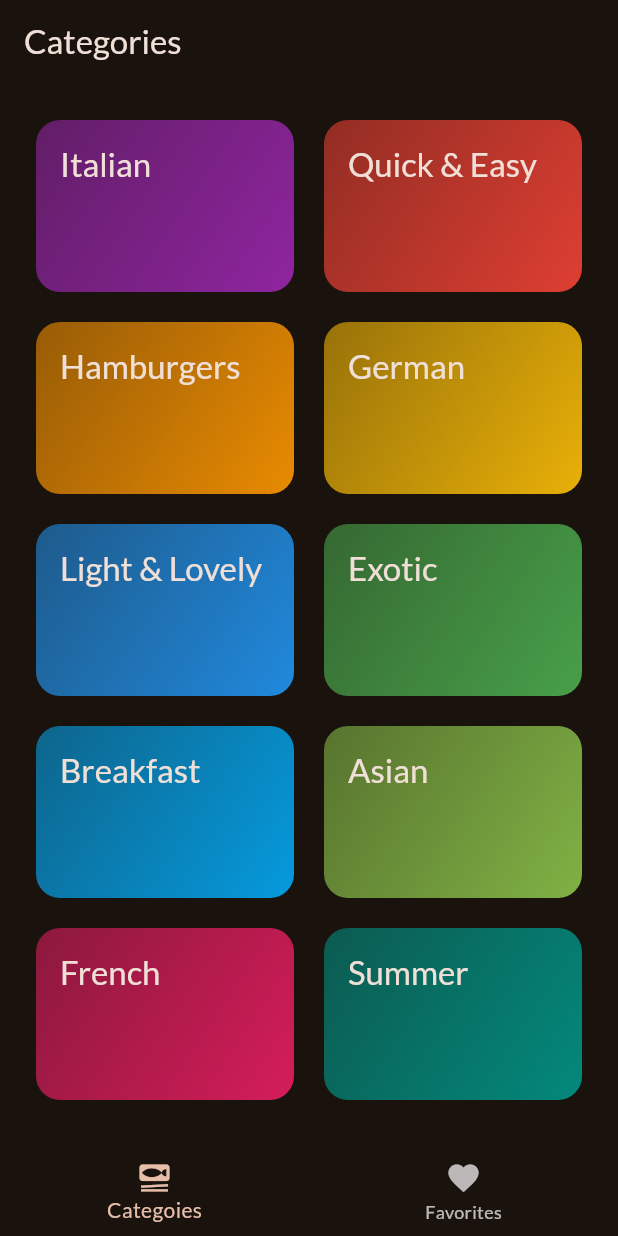
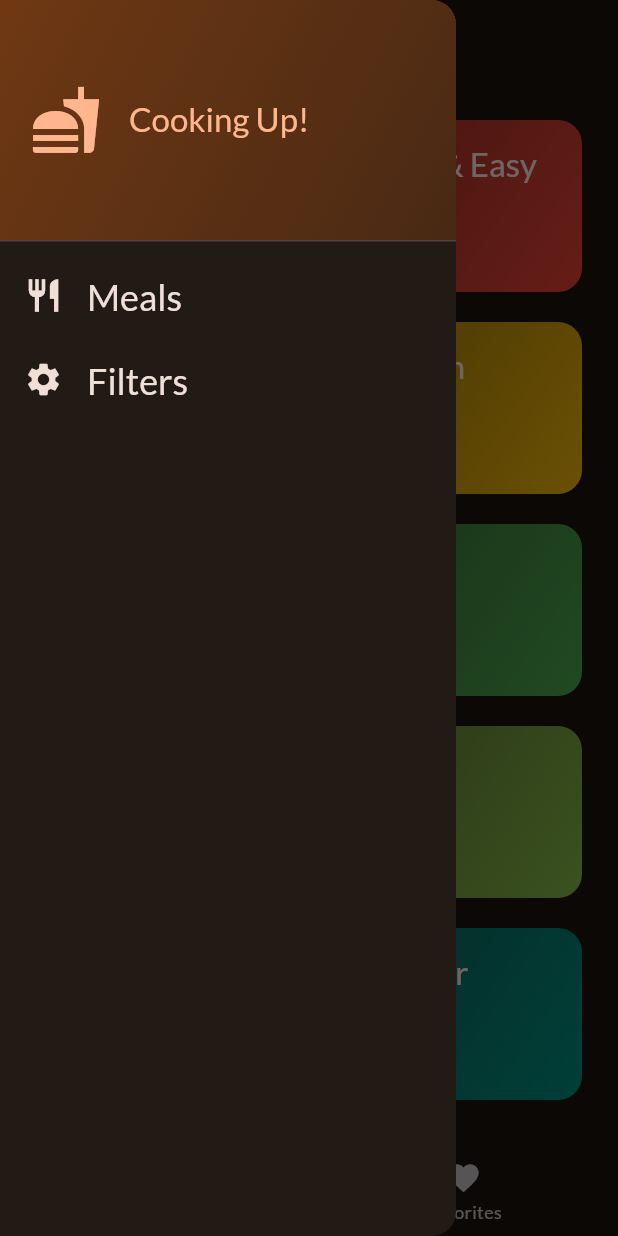
Before and after one commit to phammaidung/MealsApp, a Flutter app: the screen it shows after launch, with the side drawer open (before the commit the screen has no drawer), on a phone screen of 412 x 824 dp. Run offline on Flutter 3.47's test engine with Material 2 defaults, Android fonts, the phone set to English and light mode, and no system bars; our stand-ins replace google_fonts, transparent_image.

Commit message:
add drawer

```diff
--- a/lib/screens/categories.dart
+++ b/lib/screens/categories.dart
@@ -4,8 +4,12 @@ import 'package:meals_app/screens/meals.dart';
 import 'package:meals_app/widgets/category_grid_item.dart';
 import 'package:meals_app/models/category.dart';
 
+import '../models/meal.dart';
+
 class CategoriesScreen extends StatelessWidget {
-  const CategoriesScreen({super.key});
+  const CategoriesScreen({super.key, required this.onToggleFavorite});
+
+  final void Function(Meal meal) onToggleFavorite;
 
   void _selectedCategory(BuildContext context, Category category) {
     final filteredMeals = dummyMeals
@@ -13,8 +17,11 @@ class CategoriesScreen extends StatelessWidget {
         .toList();
 
     Navigator.of(context).push(MaterialPageRoute(
-        builder: (ctx) =>
-            MealsScreen(title: category.title, meals: filteredMeals)));
+        builder: (ctx) => MealsScreen(
+              title: category.title,
+              meals: filteredMeals,
+              onToggleFavorite: onToggleFavorite,
+            )));
   }
 
   @override
--- a/lib/screens/tabs.dart
+++ b/lib/screens/tabs.dart
@@ -1,6 +1,9 @@
 import 'package:flutter/material.dart';
 import 'package:meals_app/screens/categories.dart';
 import 'package:meals_app/screens/meals.dart';
+
+import '../models/meal.dart';
+import '../widgets/main_drawer.dart';
 
 class TabsScreen extends StatefulWidget {
   const TabsScreen({super.key});
@@ -13,6 +16,29 @@ class TabsScreen extends StatefulWidget {
 
 class _TabsScreenState extends State<TabsScreen> {
   int _selectedPageIndex = 0;
+  final List<Meal> _favoriteMeals = [];
+
+  void _showInfoMessage(String message) {
+    ScaffoldMessenger.of(context).clearSnackBars();
+    ScaffoldMessenger.of(context)
+        .showSnackBar(SnackBar(content: Text(message)));
+  }
+
+  void _toggleMealFavoriteStatus(Meal meal) {
+    final isFavorite = _favoriteMeals.contains(meal);
+
+    if (isFavorite) {
+      setState(() {
+        _favoriteMeals.remove(meal);
+      });
+      _showInfoMessage('Meal is no longer a favorite.');
+    } else {
+      setState(() {
+        _favoriteMeals.add(meal);
+      });
+      _showInfoMessage('Mark as a favorite!');
+    }
+  }
 
   void _selectPage(int index) {
     setState(() {
@@ -20,19 +46,34 @@ class _TabsScreenState extends State<TabsScreen> {
     });
   }
 
+  void _setScreen(String identifier) {
+    if (identifier == 'filters') {
+    } else {
+      Navigator.of(context).pop();
+    }
+  }
+
   @override
   Widget build(BuildContext context) {
-    Widget activePage = const CategoriesScreen();
+    Widget activePage = CategoriesScreen(
+      onToggleFavorite: _toggleMealFavoriteStatus,
+    );
     var activePageTitle = 'Categories';
 
     if (_selectedPageIndex == 1) {
-      activePage = const MealsScreen(meals: []);
+      activePage = MealsScreen(
+        meals: _favoriteMeals,
+        onToggleFavorite: _toggleMealFavoriteStatus,
+      );
       activePageTitle = 'Your Favorites';
     }
 
     return Scaffold(
       appBar: AppBar(
         title: Text(activePageTitle),
+      ),
+      drawer: MainDrawer(
+        onSelectScreen: _setScreen,
       ),
       body: activePage,
       bottomNavigationBar: BottomNavigationBar(
--- /dev/null
+++ b/lib/widgets/main_drawer.dart
@@ -0,0 +1,64 @@
+import 'package:flutter/material.dart';
+
+class MainDrawer extends StatelessWidget {
+  const MainDrawer({super.key, required this.onSelectScreen});
+
+  final void Function(String identifier) onSelectScreen;
+
+  @override
+  Widget build(BuildContext context) {
+    return Drawer(
+      child: Column(
+        children: [
+          DrawerHeader(
+              padding: const EdgeInsets.all(20),
+              decoration: BoxDecoration(
+                  gradient: LinearGradient(colors: [
+                Theme.of(context).colorScheme.primaryContainer,
+                Theme.of(context).colorScheme.primaryContainer.withOpacity(0.5)
+              ], begin: Alignment.topLeft, end: Alignment.bottomRight)),
+              child: Row(
+                children: [
+                  Icon(Icons.fastfood,
+                      size: 48, color: Theme.of(context).colorScheme.primary),
+                  const SizedBox(
+                    width: 18,
+                  ),
+                  Text('Cooking Up!',
+                      style: Theme.of(context).textTheme.titleLarge!.copyWith(
+                          color: Theme.of(context).colorScheme.primary))
+                ],
+              )),
+          ListTile(
+            leading: Icon(
+              Icons.restaurant,
+              size: 26,
+              color: Theme.of(context).colorScheme.onBackground,
+            ),
+            title: Text('Meals',
+                style: Theme.of(context).textTheme.titleLarge!.copyWith(
+                    color: Theme.of(context).colorScheme.onBackground,
+                    fontSize: 24)),
+            onTap: () {
+              onSelectScreen('meals');
+            },
+          ),
+          ListTile(
+            leading: Icon(
+              Icons.settings,
+              size: 26,
+              color: Theme.of(context).colorScheme.onBackground,
+            ),
+            title: Text('Filters',
+                style: Theme.of(context).textTheme.titleLarge!.copyWith(
+                    color: Theme.of(context).colorScheme.onBackground,
+                    fontSize: 24)),
+            onTap: () {
+              onSelectScreen('filters');
+            },
+          ),
+        ],
+      ),
+    );
+  }
+}
```
Also changed, not shown: lib/screens/meal_details.dart (+10 -1 lines), lib/screens/meals.dart (+10 -2 lines).
